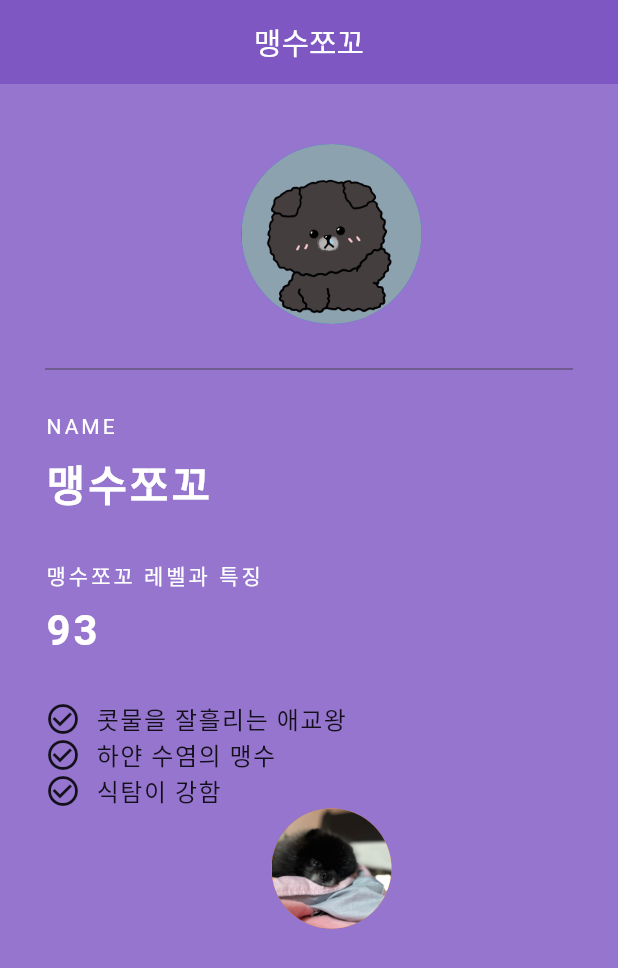
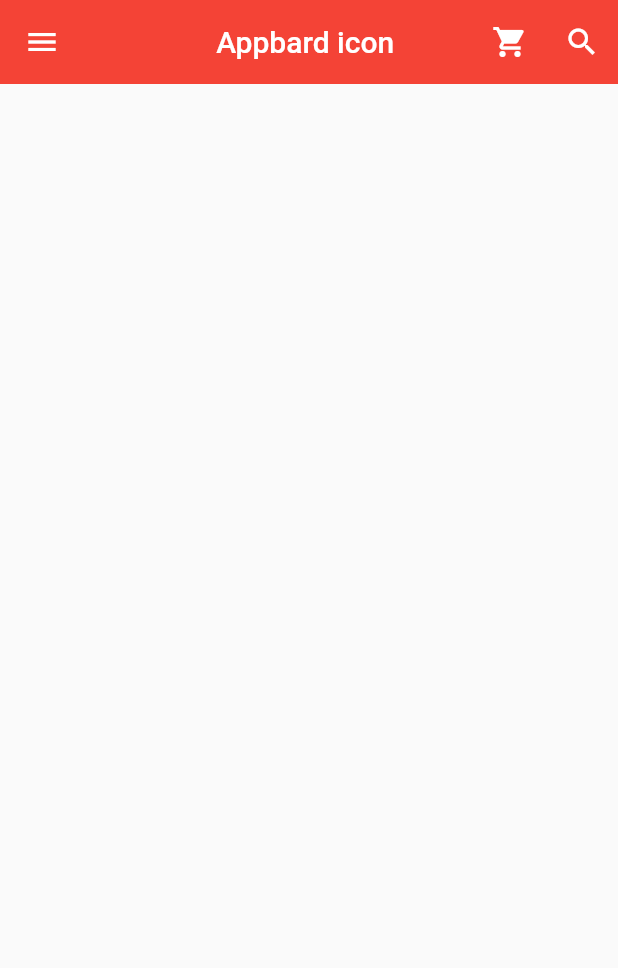
Before and after one commit to jyp90/App-TIL-Flutter, a Flutter app: the screen it shows after launch, on a phone screen of 412 x 824 dp. Shown: the top 968 px of the screen. Run offline on Flutter 3.47's test engine with Material 2 defaults, Android fonts, the phone set to English and light mode, and no system bars.

Commit message:
feat: 상단바 버튼 만들기

```diff
--- a/lib/main.dart
+++ b/lib/main.dart
@@ -1,140 +1,53 @@
 import 'package:flutter/material.dart';
 
-void main() => runApp(const MyApp());
-const characterName = "맹수쪼꼬";
+void main() => runApp(MyApp());
 
-class MyApp extends StatelessWidget {
-  const MyApp({super.key});
+class MyApp extends StatelessWidget{
+
+
 
   @override
   Widget build(BuildContext context) {
-    return const MaterialApp(
-      debugShowCheckedModeBanner: false,
-      title: "Character card",
-      home: Grade(),
+    return MaterialApp(
+        title: 'AppBar',
+        theme: ThemeData(
+            primarySwatch: Colors.red
+        ),
+      home: MyPage(),
     );
+
   }
 }
 
-class Grade extends StatelessWidget {
-  const Grade({Key? key}) : super(key: key);
-
+class MyPage extends StatelessWidget {
   @override
   Widget build(BuildContext context) {
     return Scaffold(
-      backgroundColor: Colors.deepPurple[300],
       appBar: AppBar(
-        title: const Text(characterName),
-        backgroundColor: Colors.deepPurple[400],
+        title: Text('Appbard icon '),
         centerTitle: true,
         elevation: 0.0,
+        leading: IconButton(
+          icon: Icon(Icons.menu),
+          onPressed: () {
+            print('menu button clicked ');
+          },
+        ),
+        actions: <Widget>[
+          IconButton(
+          icon: Icon(Icons.shopping_cart),
+          onPressed: () {
+            print('shopping_cart button clicked ');
+          }
+        ),
+        IconButton(
+          icon: Icon(Icons.search),
+          onPressed: () {
+            print('search button clicked ');
+          }),
+        ],
       ),
-      body: Padding(
-        padding: const EdgeInsets.fromLTRB(30.0, 40.0, 0.0, 0.0),
-        child: Column(
-          crossAxisAlignment: CrossAxisAlignment.start, // 왼쪽 정렬을 맞춰주는 속성
-          children: <Widget>[
-            const Center(
-              child: CircleAvatar(
-                backgroundImage: AssetImage("assets/choco2.jpeg"),
-                radius: 60.0,
-              ),
-            ),
-            Divider(
-              height: 60.0, // Divider 의 위 30, 아래 30 떨어진 의미
-              color: Colors.grey[850],
-              thickness: 0.5,
-              endIndent: 30.0,
-            ),
-            const Text("NAME",
-            style: TextStyle(
-              color: Colors.white,
-              letterSpacing: 2.0,
-            ) // 텍스트 스타일 추가
-            ),
-            const SizedBox(
-              height: 10.0,
-            ),
-            const Text(characterName,
-            style: TextStyle(
-              color: Colors.white,
-              letterSpacing: 2.0,
-              fontSize: 28.0,
-              fontWeight: FontWeight.bold
-            ),
-            ),
-            const SizedBox(
-              height: 30.0
-            ),
-            const Text("$characterName 레벨과 특징",
-                style: TextStyle(
-                  color: Colors.white,
-                  letterSpacing: 2.0,
-                ) // 텍스트 스타일 추가
-            ),
-            const SizedBox(
-              height: 10.0,
-            ),
-            const Text("93",
-              style: TextStyle(
-                  color: Colors.white,
-                  letterSpacing: 2.0,
-                  fontSize: 28.0,
-                  fontWeight: FontWeight.bold
-              ),
-            ),
-            const SizedBox(
-              height: 30.0,
-            ),
-            Row(
-              children: const <Widget>[
-                Icon(Icons.check_circle_outline),
-                SizedBox(
-                  width: 10.0,
-                ),
-                Text("콧물을 잘흘리는 애교왕",
-                style: TextStyle(
-                  fontSize: 16.0,
-                  letterSpacing: 1.0,
-                )),
-              ],
-            ),
-            Row(
-              children: const <Widget>[
-                Icon(Icons.check_circle_outline),
-                SizedBox(
-                  width: 10.0,
-                ),
-                Text("하얀 수염의 맹수",
-                    style: TextStyle(
-                      fontSize: 16.0,
-                      letterSpacing: 1.0,
-                    )),
-              ],
-            ),
-            Row(
-              children: const <Widget>[
-                Icon(Icons.check_circle_outline),
-                SizedBox(
-                  width: 10.0,
-                ),
-                Text("식탐이 강함",
-                    style: TextStyle(
-                      fontSize: 16.0,
-                      letterSpacing: 1.0,
-                    )),
-              ],
-            ),
-            Center(
-              child: CircleAvatar(
-                backgroundImage: const AssetImage("assets/choco-sleep.jpeg"),
-                radius: 40.0,
-                backgroundColor: Colors.amber[800],
-              )
-            )
-          ],
-        ),
-      )
     );
   }
+
 }
```
